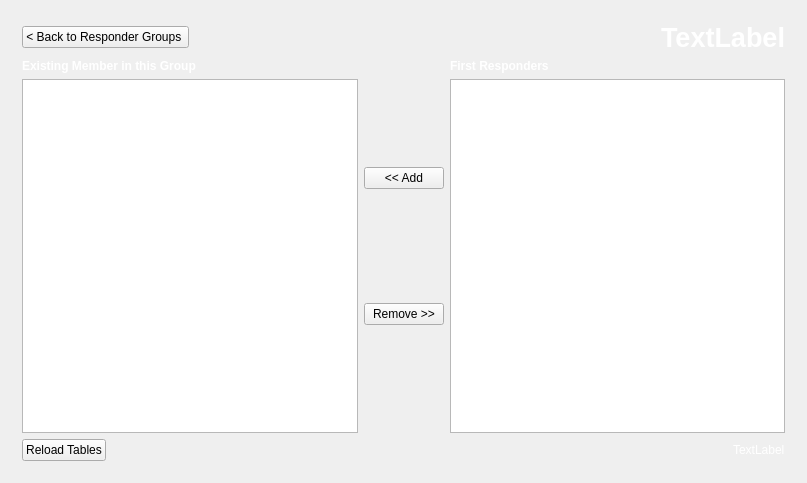
First picture: the form in gui/mainwindow.ui, repository XinChen96/Emergency-Response-System, before the edit.
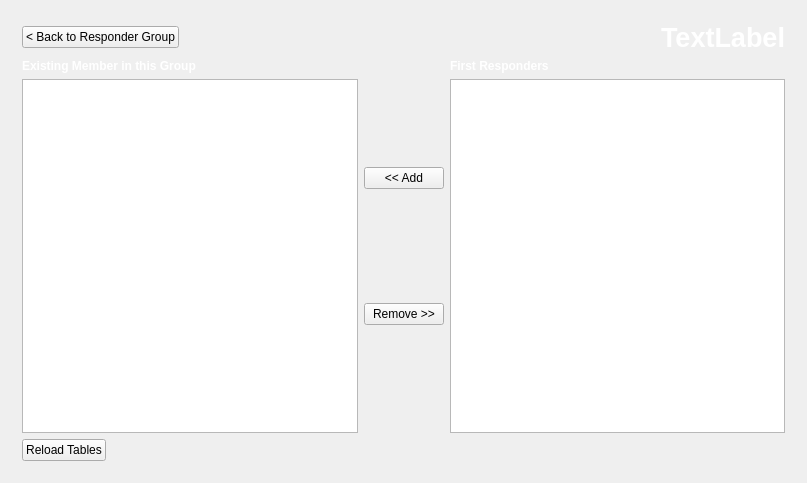
Second picture: the form after the edit. Icons and pictures are not drawn.

Commit message: Added funtion to prevent creation of duplicate groups. Solved warnings from qsqldatabase that now we close old connection everytime we establish new connection

Diff of the .ui file:
```diff
--- a/gui/mainwindow.ui
+++ b/gui/mainwindow.ui
@@ -750,7 +750,7 @@
           <item>
            <widget class="QPushButton" name="backRGroupMember">
             <property name="text">
-             <string>&lt; Back to Responder Groups </string>
+             <string>&lt; Back to Responder Group</string>
             </property>
            </widget>
           </item>
@@ -892,7 +892,10 @@
              <string notr="true">color: white;</string>
             </property>
             <property name="text">
-             <string>TextLabel</string>
+             <string/>
+            </property>
+            <property name="alignment">
+             <set>Qt::AlignCenter</set>
             </property>
            </widget>
           </item>
```
Left out of the diff: 13 changed lines with no effect on the pictures. The commit also changes 3 other files.
